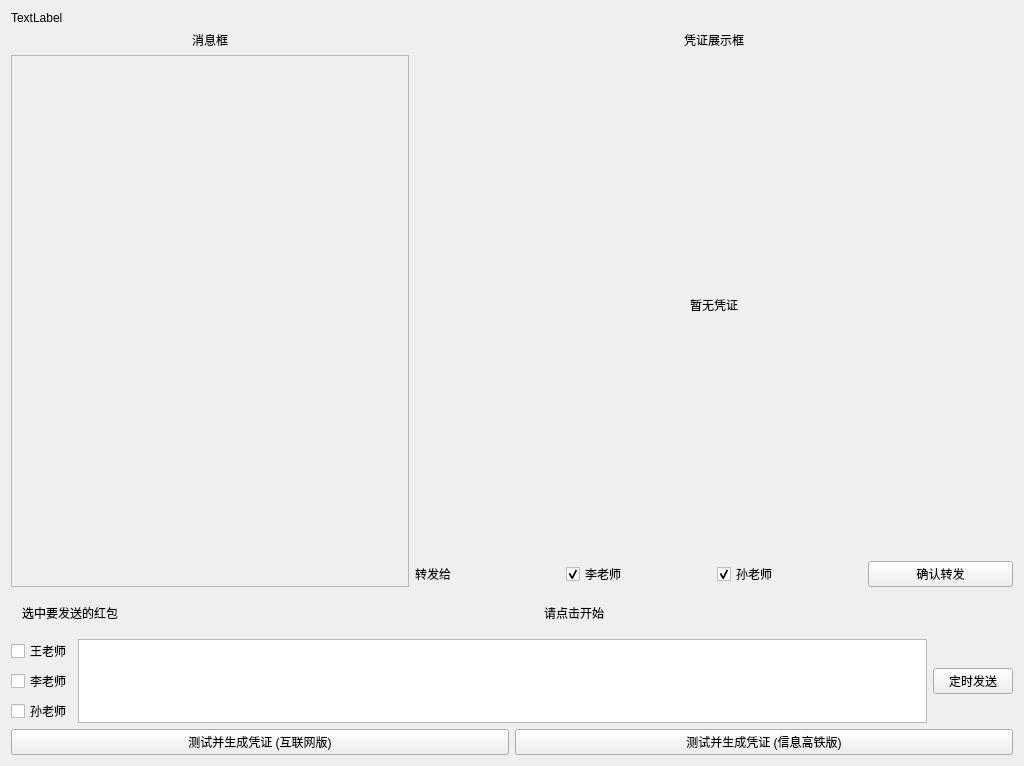
Above: src/hongbao/mainwindow.ui from yzs15/hongbao-exp-front-end before the change. Below: the same form after it.
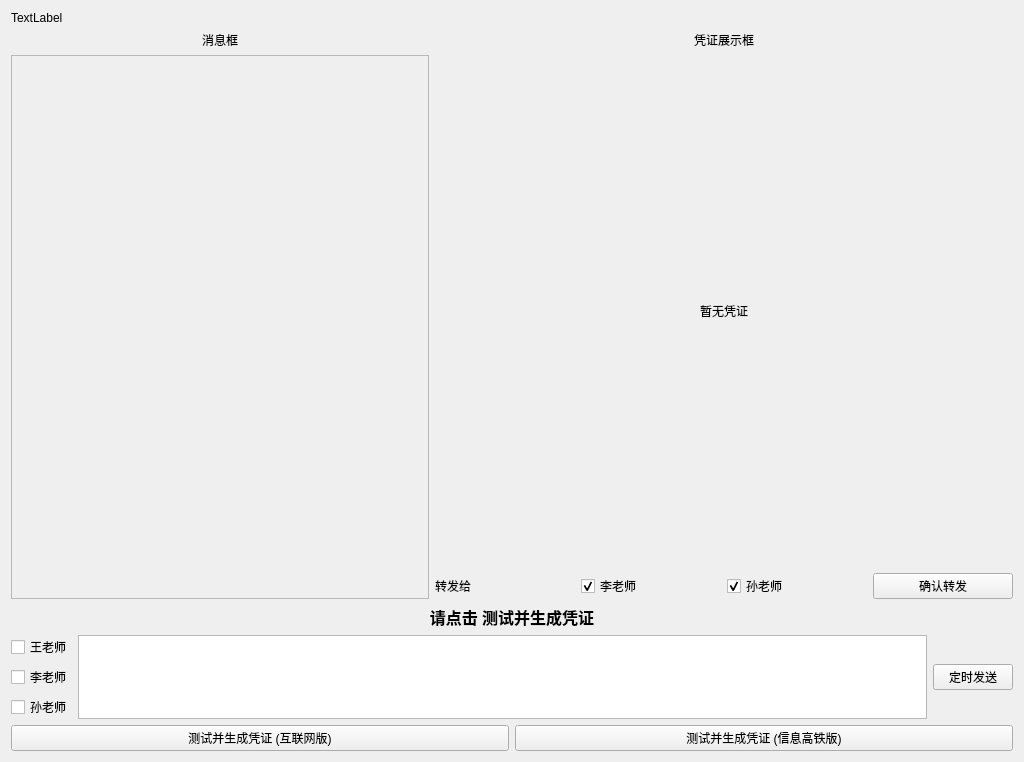
That is the form after the change.

The edit to the form file:
```diff
--- a/src/hongbao/mainwindow.ui
+++ b/src/hongbao/mainwindow.ui
@@ -7,7 +7,7 @@
     <x>0</x>
     <y>0</y>
     <width>1024</width>
-    <height>758</height>
+    <height>762</height>
    </rect>
   </property>
   <property name="sizePolicy">
@@ -42,7 +42,7 @@
      </layout>
     </item>
     <item>
-     <layout class="QHBoxLayout" name="horizontalLayout" stretch="40,60">
+     <layout class="QHBoxLayout" name="horizontalLayout" stretch="42,58">
       <property name="rightMargin">
        <number>0</number>
       </property>
@@ -75,9 +75,18 @@
             <verstretch>0</verstretch>
            </sizepolicy>
           </property>
+          <property name="minimumSize">
+           <size>
+            <width>400</width>
+            <height>0</height>
+           </size>
+          </property>
           <property name="widgetResizable">
            <bool>true</bool>
           </property>
+          <property name="alignment">
+           <set>Qt::AlignLeading|Qt::AlignLeft|Qt::AlignTop</set>
+          </property>
           <widget class="QWidget" name="msgFieldWidget">
            <property name="enabled">
             <bool>true</bool>
@@ -86,8 +95,8 @@
             <rect>
              <x>0</x>
              <y>0</y>
-             <width>395</width>
-             <height>526</height>
+             <width>415</width>
+             <height>541</height>
             </rect>
            </property>
           </widget>
@@ -186,26 +195,7 @@
        <number>0</number>
       </property>
       <item>
-       <layout class="QHBoxLayout" name="horizontalLayout_2" stretch="0,40">
-        <item>
-         <widget class="QWidget" name="hbWidget" native="true">
-          <property name="minimumSize">
-           <size>
-            <width>50</width>
-            <height>0</height>
-           </size>
-          </property>
-          <layout class="QHBoxLayout" name="horizontalLayout_3">
-           <item>
-            <widget class="QLabel" name="label_3">
-             <property name="text">
-              <string>选中要发送的红包</string>
-             </property>
-            </widget>
-           </item>
-          </layout>
-         </widget>
-        </item>
+       <layout class="QHBoxLayout" name="horizontalLayout_2" stretch="40">
         <item>
          <layout class="QVBoxLayout" name="verticalLayout_4">
           <property name="leftMargin">
@@ -213,8 +203,15 @@
           </property>
           <item>
            <widget class="QLabel" name="countDownLabel">
+            <property name="font">
+             <font>
+              <pointsize>12</pointsize>
+              <weight>75</weight>
+              <bold>true</bold>
+             </font>
+            </property>
             <property name="text">
-             <string>请点击开始</string>
+             <string>请点击 测试并生成凭证</string>
             </property>
             <property name="alignment">
              <set>Qt::AlignCenter</set>
@@ -241,6 +238,9 @@
           </item>
           <item>
            <widget class="QCheckBox" name="teachLi">
+            <property name="enabled">
+             <bool>true</bool>
+            </property>
             <property name="text">
              <string>李老师</string>
             </property>
```
Left out of the diff: 8 changed lines with no effect on the pictures.
